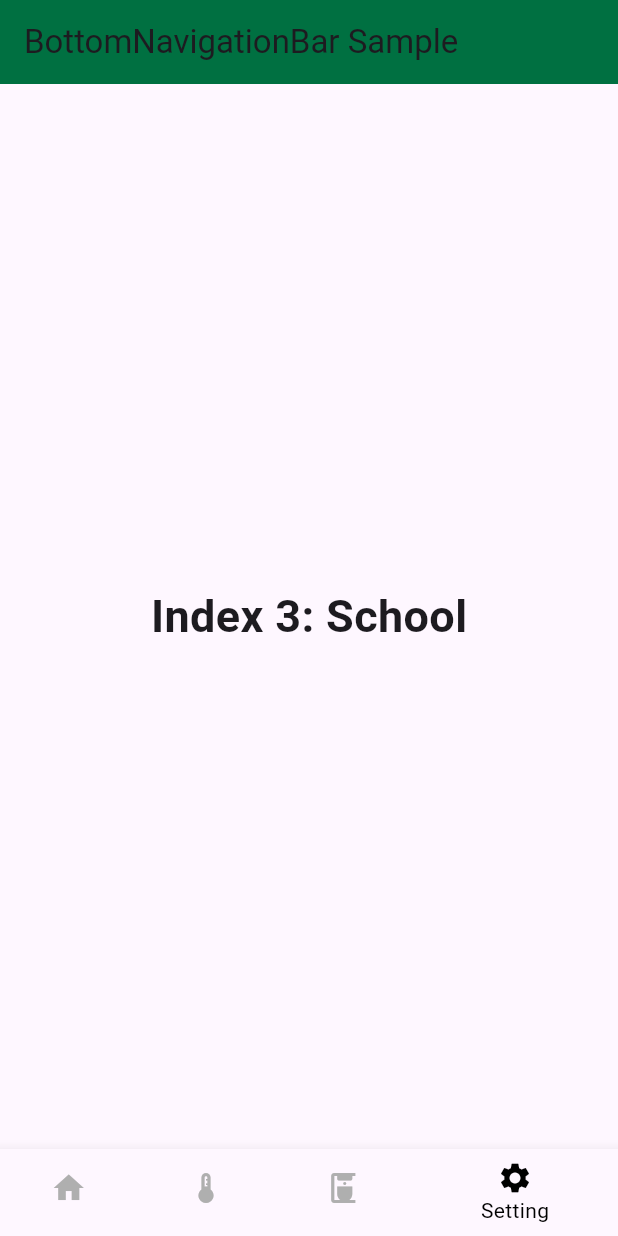
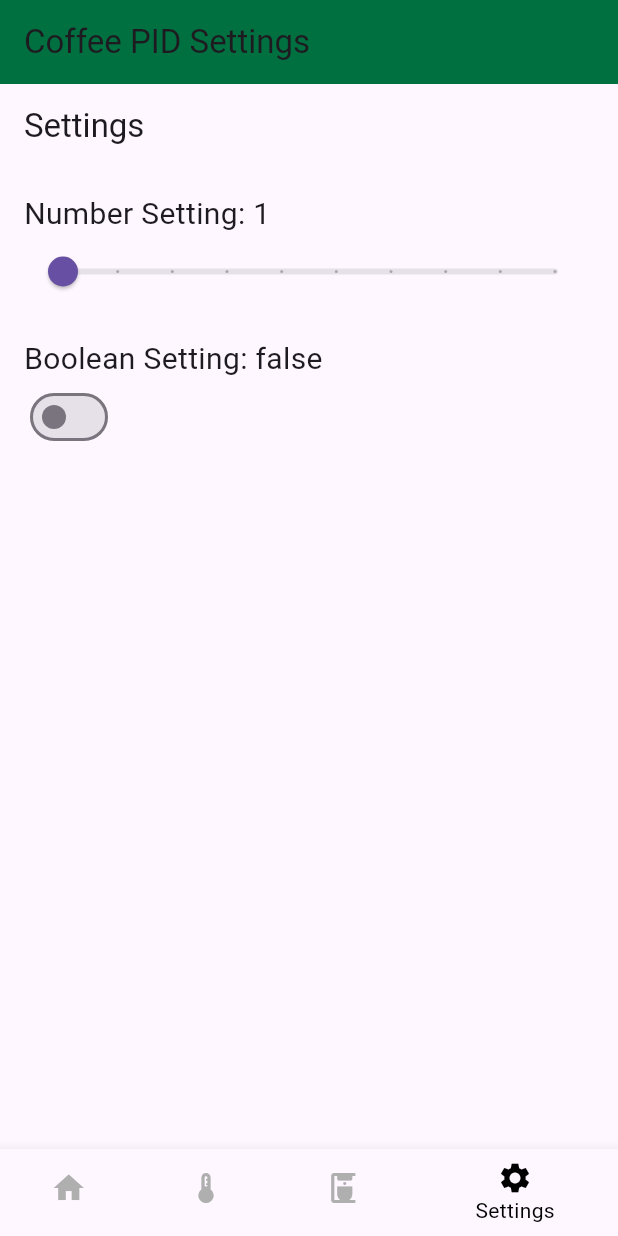
Before and after one commit to Pinoroby/coffe_pid_settings, a Flutter app: the screen it shows after launch, item 4 of the bottom bar chosen, on a phone screen of 412 x 824 dp. Run offline on Flutter 3.47's test engine with Material 3 defaults, Android fonts, the light colour scheme and no system bars; our stand-ins replace fl_chart.

Commit message:
Added some Settings for the machine

```diff
--- a/lib/main.dart
+++ b/lib/main.dart
@@ -1,12 +1,10 @@
 import 'package:flutter/material.dart';
-import 'package:syncfusion_flutter_charts/charts.dart';
-
-/// Flutter code sample for [BottomNavigationBar].
+import 'package:fl_chart/fl_chart.dart';
 
 void main() => runApp(const BottomNavigationBarExampleApp());
 
 class BottomNavigationBarExampleApp extends StatelessWidget {
-  const BottomNavigationBarExampleApp({super.key});
+  const BottomNavigationBarExampleApp({Key? key}) : super(key: key);
 
   @override
   Widget build(BuildContext context) {
@@ -17,7 +15,7 @@ class BottomNavigationBarExampleApp extends StatelessWidget {
 }
 
 class BottomNavigationBarExample extends StatefulWidget {
-  const BottomNavigationBarExample({super.key});
+  const BottomNavigationBarExample({Key? key}) : super(key: key);
 
   @override
   State<BottomNavigationBarExample> createState() =>
@@ -27,26 +25,6 @@ class BottomNavigationBarExample extends StatefulWidget {
 class _BottomNavigationBarExampleState
     extends State<BottomNavigationBarExample> {
   int _selectedIndex = 0;
-  static const TextStyle optionStyle =
-      TextStyle(fontSize: 30, fontWeight: FontWeight.bold);
-  static const List<Widget> _widgetOptions = <Widget>[
-    Text(
-      'Index 0: Home',
-      style: optionStyle,
-    ),
-    Text(
-      'Index 1: Business',
-      style: optionStyle,
-    ),
-    Text(
-      'Index 2: School',
-      style: optionStyle,
-    ),
-     Text(
-      'Index 3: School',
-      style: optionStyle,
-    ),
-  ];
 
   void _onItemTapped(int index) {
     setState(() {
@@ -58,9 +36,8 @@ class _BottomNavigationBarExampleState
   Widget build(BuildContext context) {
     return Scaffold(
       appBar: AppBar(
-        title: const Text('BottomNavigationBar Sample'),
-        backgroundColor: Color.fromRGBO(0, 112, 65, 1),
-
+        title: const Text('Coffee PID Settings'),
+        backgroundColor: const Color.fromRGBO(0, 112, 65, 1),
       ),
       body: Center(
         child: _widgetOptions.elementAt(_selectedIndex),
@@ -81,15 +58,155 @@ class _BottomNavigationBarExampleState
           ),
           BottomNavigationBarItem(
             icon: Icon(Icons.settings),
-            label: 'Setting',
+            label: 'Settings',
           ),
         ],
         currentIndex: _selectedIndex,
         onTap: _onItemTapped,
-        selectedItemColor: Color.fromRGBO(0, 0, 0, 1),
-        unselectedItemColor: Color.fromRGBO(175, 175, 175, 1),
+        selectedItemColor: const Color.fromRGBO(0, 0, 0, 1),
+        unselectedItemColor: const Color.fromRGBO(175, 175, 175, 1),
+      ),
+    );
+  }
 
+  static const List<Widget> _widgetOptions = <Widget>[
+    Text(
+      'Index 0: Home',
+      style: _optionStyle,
+    ),
 
+    TempScreen(),
+
+    Text(
+      'Index 2: School',
+      style: _optionStyle,
+    ),
+
+    SettingsScreen(), // Index 3: Settings
+  ];
+
+  static const TextStyle _optionStyle =
+      TextStyle(fontSize: 30, fontWeight: FontWeight.bold);
+}
+
+class SettingsScreen extends StatefulWidget {
+  const SettingsScreen({Key? key}) : super(key: key);
+
+  @override
+  _SettingsScreenState createState() => _SettingsScreenState();
+}
+
+class _SettingsScreenState extends State<SettingsScreen> {
+  int _numberSetting = 1;
+  bool _boolSetting = false;
+
+  @override
+  Widget build(BuildContext context) {
+    return Scaffold(
+      appBar: AppBar(
+        title: const Text('Settings'),
+      ),
+      body: ListView(
+        padding: const EdgeInsets.all(16.0),
+        children: <Widget>[
+          _buildNumberSetting(),
+          _buildBoolSetting(),
+          // Add more settings widgets here
+        ],
+      ),
+    );
+  }
+
+  Widget _buildNumberSetting() {
+    return Column(
+      crossAxisAlignment: CrossAxisAlignment.start,
+      children: [
+        Text(
+          'Number Setting: $_numberSetting',
+          style: const TextStyle(fontSize: 20),
+        ),
+        Slider(
+          value: _numberSetting.toDouble(),
+          min: 1,
+          max: 10,
+          divisions: 9,
+          onChanged: (double value) {
+            setState(() {
+              _numberSetting = value.toInt();
+            });
+          },
+        ),
+        const SizedBox(height: 20),
+      ],
+    );
+  }
+
+  Widget _buildBoolSetting() {
+    return Column(
+      crossAxisAlignment: CrossAxisAlignment.start,
+      children: [
+        Text(
+          'Boolean Setting: $_boolSetting',
+          style: const TextStyle(fontSize: 20),
+        ),
+        Switch(
+          value: _boolSetting,
+          onChanged: (bool value) {
+            setState(() {
+              _boolSetting = value;
+            });
+          },
+        ),
+        const SizedBox(height: 20),
+      ],
+    );
+  }
+}
+
+class TempScreen extends StatefulWidget {
+  const TempScreen({Key? key}) : super(key: key);
+
+  @override
+  _TempScreenState createState() => _TempScreenState();
+}
+
+class _TempScreenState extends State<TempScreen> {
+  List<FlSpot> _temperatureData = [
+    FlSpot(0, 100), // Temperature at 0 seconds
+    FlSpot(1, 98),  // Temperature at 1 second
+    FlSpot(2, 97),  // Temperature at 2 seconds
+  ];
+
+  @override
+  Widget build(BuildContext context) {
+    return Scaffold(
+      appBar: AppBar(
+        title: const Text('Temperature Plot'),
+      ),
+      body: Padding(
+        padding: const EdgeInsets.all(16.0),
+        child: LineChart(
+          LineChartData(
+            minX: 0,
+            maxX: _temperatureData.length.toDouble() - 1,
+            minY: 0,
+            maxY: 100,
+
+            borderData: FlBorderData(
+              show: true,
+            ),
+            lineBarsData: [
+              LineChartBarData(
+                spots: _temperatureData,
+                isCurved: true,
+                color: Colors.blue,
+                barWidth: 4,
+                isStrokeCapRound: true,
+                belowBarData: BarAreaData(show: false),
+              ),
+            ],
+          ),
+        ),
       ),
     );
   }
--- a/pubspec.yaml
+++ b/pubspec.yaml
@@ -36,6 +36,12 @@ dependencies:
   # The following adds the Cupertino Icons font to your application.
   # Use with the CupertinoIcons class for iOS style icons.
   cupertino_icons: ^1.0.6
+  yaml: ^3.1.2
+  file_picker: ^8.0.1
+  path_provider: ^2.1.3
+  flutter_charts: ^0.5.2
+  charts_flutter: ^0.12.0
+  fl_chart: ^0.67.0
 
 dev_dependencies:
   flutter_test:
```
Also changed, not shown: pubspec.lock, 1 other file.
